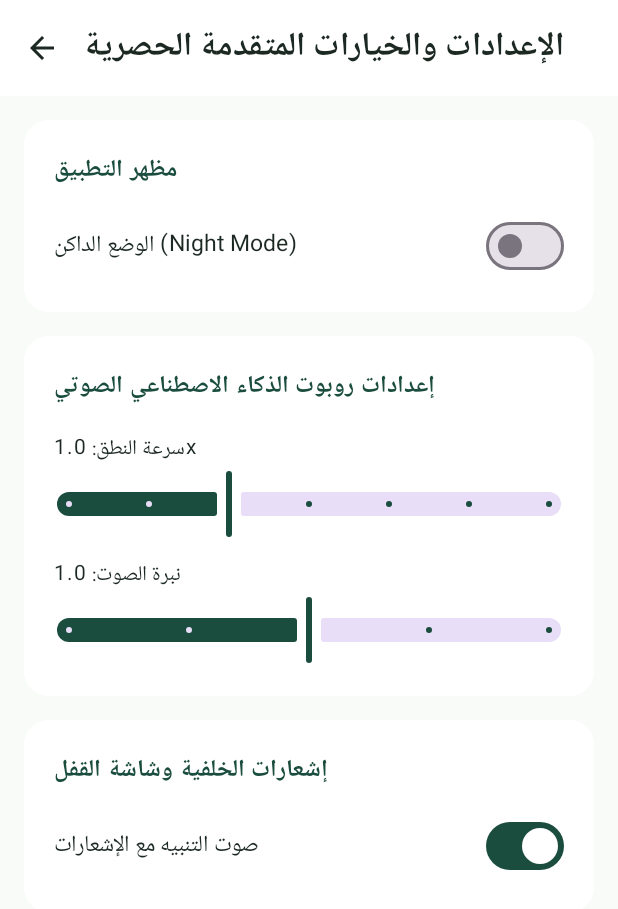
After one commit to MohammedAlhazmiai/remoazkar, an Android app built with Jetpack Compose: the AdvancedSettingsScreen screen opened through its navigation route, on a phone screen of 412 x 824 dp. The commit adds this screen. Shown: the top 909 px of the screen. Run offline under Robolectric (Android 15) with nearby library versions, the phone set to English and light mode, and no system bars.

Commit message:
Add advanced settings, custom notification times, and TTS speech rate controls

```diff
--- a/app/src/main/java/com/example/MainActivity.kt
+++ b/app/src/main/java/com/example/MainActivity.kt
@@ -30,6 +30,9 @@ class MainActivity : ComponentActivity() {
             val favorites by preferencesManager.favoritesFlow.collectAsState(initial = emptySet())
             val autoReminders by preferencesManager.autoRemindersFlow.collectAsState(initial = true)
             val reminderInterval by preferencesManager.reminderIntervalFlow.collectAsState(initial = 60)
+            val speechRate by preferencesManager.speechRateFlow.collectAsState(initial = 1.0f)
+            val speechPitch by preferencesManager.speechPitchFlow.collectAsState(initial = 1.0f)
+            val notificationSound by preferencesManager.notificationSoundFlow.collectAsState(initial = true)
 
             val navController = rememberNavController()
 
@@ -67,6 +70,9 @@ class MainActivity : ComponentActivity() {
                             onSpiritualCompanionClick = {
                                 navController.navigate("spiritual_companion")
                             },
+                            onAdvancedSettingsClick = {
+                                navController.navigate("advanced_settings")
+                            },
                             onSearchClick = {
                                 navController.navigate("search")
                             },
@@ -92,6 +98,35 @@ class MainActivity : ComponentActivity() {
                     }
                     composable("spiritual_companion") {
                         SpiritualCompanionScreen(
+                            onBackClick = { navController.popBackStack() }
+                        )
+                    }
+                    composable("advanced_settings") {
+                        AdvancedSettingsScreen(
+                            darkMode = darkMode,
+                            onToggleDarkMode = { enabled ->
+                                lifecycleScope.launch {
+                                    preferencesManager.setDarkMode(enabled)
+                                }
+                            },
+                            speechRate = speechRate,
+                            onSpeechRateChange = { rate ->
+                                lifecycleScope.launch {
+                                    preferencesManager.setSpeechRate(rate)
+                                }
+                            },
+                            speechPitch = speechPitch,
+                            onSpeechPitchChange = { pitch ->
+                                lifecycleScope.launch {
+                                    preferencesManager.setSpeechPitch(pitch)
+                                }
+                            },
+                            notificationSound = notificationSound,
+                            onToggleNotificationSound = { sound ->
+                                lifecycleScope.launch {
+                                    preferencesManager.setNotificationSound(sound)
+                                }
+                            },
                             onBackClick = { navController.popBackStack() }
                         )
                     }
--- a/app/src/main/java/com/example/data/PreferencesManager.kt
+++ b/app/src/main/java/com/example/data/PreferencesManager.kt
@@ -2,11 +2,7 @@ package com.example.data
 
 import android.content.Context
 import androidx.datastore.core.DataStore
-import androidx.datastore.preferences.core.Preferences
-import androidx.datastore.preferences.core.booleanPreferencesKey
-import androidx.datastore.preferences.core.edit
-import androidx.datastore.preferences.core.intPreferencesKey
-import androidx.datastore.preferences.core.stringSetPreferencesKey
+import androidx.datastore.preferences.core.*
 import androidx.datastore.preferences.preferencesDataStore
 import kotlinx.coroutines.flow.Flow
 import kotlinx.coroutines.flow.map
@@ -20,6 +16,10 @@ class PreferencesManager(private val context: Context) {
         val AUTO_REMINDERS_KEY = booleanPreferencesKey("auto_reminders")
         val REMINDER_INTERVAL_KEY = intPreferencesKey("reminder_interval")
         val TASBEEH_TOTAL_KEY = intPreferencesKey("tasbeeh_total")
+        val SPEECH_RATE_KEY = floatPreferencesKey("speech_rate")
+        val SPEECH_PITCH_KEY = floatPreferencesKey("speech_pitch")
+        val NOTIFICATION_SOUND_KEY = booleanPreferencesKey("notification_sound")
+        val CUSTOM_TIME_KEY = stringSetPreferencesKey("custom_times")
     }
 
     val darkModeFlow: Flow<Boolean> = context.dataStore.data
@@ -32,10 +32,19 @@ class PreferencesManager(private val context: Context) {
         .map { preferences -> preferences[AUTO_REMINDERS_KEY] ?: true }
 
     val reminderIntervalFlow: Flow<Int> = context.dataStore.data
-        .map { preferences -> preferences[REMINDER_INTERVAL_KEY] ?: 60 } // minutes
+        .map { preferences -> preferences[REMINDER_INTERVAL_KEY] ?: 60 }
 
     val tasbeehTotalFlow: Flow<Int> = context.dataStore.data
         .map { preferences -> preferences[TASBEEH_TOTAL_KEY] ?: 0 }
+
+    val speechRateFlow: Flow<Float> = context.dataStore.data
+        .map { preferences -> preferences[SPEECH_RATE_KEY] ?: 1.0f }
+
+    val speechPitchFlow: Flow<Float> = context.dataStore.data
+        .map { preferences -> preferences[SPEECH_PITCH_KEY] ?: 1.0f }
+
+    val notificationSoundFlow: Flow<Boolean> = context.dataStore.data
+        .map { preferences -> preferences[NOTIFICATION_SOUND_KEY] ?: true }
 
     suspend fun setDarkMode(enabled: Boolean) {
         context.dataStore.edit { preferences ->
@@ -71,4 +80,22 @@ class PreferencesManager(private val context: Context) {
             preferences[TASBEEH_TOTAL_KEY] = total
         }
     }
+
+    suspend fun setSpeechRate(rate: Float) {
+        context.dataStore.edit { preferences ->
+            preferences[SPEECH_RATE_KEY] = rate
+        }
+    }
+
+    suspend fun setSpeechPitch(pitch: Float) {
+        context.dataStore.edit { preferences ->
+            preferences[SPEECH_PITCH_KEY] = pitch
+        }
+    }
+
+    suspend fun setNotificationSound(enabled: Boolean) {
+        context.dataStore.edit { preferences ->
+            preferences[NOTIFICATION_SOUND_KEY] = enabled
+        }
+    }
 }
--- /dev/null
+++ b/app/src/main/java/com/example/ui/screens/AdvancedSettingsScreen.kt
@@ -0,0 +1,128 @@
+package com.example.ui.screens
+
+import androidx.compose.foundation.layout.*
+import androidx.compose.foundation.lazy.LazyColumn
+import androidx.compose.foundation.shape.RoundedCornerShape
+import androidx.compose.material.icons.Icons
+import androidx.compose.material.icons.automirrored.filled.ArrowBack
+import androidx.compose.material.icons.filled.*
+import androidx.compose.material3.*
+import androidx.compose.runtime.*
+import androidx.compose.ui.Alignment
+import androidx.compose.ui.Modifier
+import androidx.compose.ui.platform.testTag
+import androidx.compose.ui.text.font.FontWeight
+import androidx.compose.ui.unit.dp
+import androidx.compose.ui.unit.sp
+
+@OptIn(ExperimentalMaterial3Api::class)
+@Composable
+fun AdvancedSettingsScreen(
+    darkMode: Boolean,
+    onToggleDarkMode: (Boolean) -> Unit,
+    speechRate: Float,
+    onSpeechRateChange: (Float) -> Unit,
+    speechPitch: Float,
+    onSpeechPitchChange: (Float) -> Unit,
+    notificationSound: Boolean,
+    onToggleNotificationSound: (Boolean) -> Unit,
+    onBackClick: () -> Unit
+) {
+    Scaffold(
+        topBar = {
+            TopAppBar(
+                title = { Text("الإعدادات والخيارات المتقدمة الحصرية", fontWeight = FontWeight.Bold) },
+                navigationIcon = {
+                    IconButton(onClick = onBackClick, modifier = Modifier.testTag("back_button")) {
+                        Icon(Icons.AutoMirrored.Filled.ArrowBack, contentDescription = "رجوع")
+                    }
+                },
+                colors = TopAppBarDefaults.topAppBarColors(containerColor = MaterialTheme.colorScheme.surface)
+            )
+        }
+    ) { paddingVals ->
+        LazyColumn(
+            modifier = Modifier
+                .fillMaxSize()
+                .padding(paddingVals)
+                .padding(16.dp),
+            verticalArrangement = Arrangement.spacedBy(16.dp)
+        ) {
+            // Theme & Display
+            item {
+                Card(
+                    modifier = Modifier.fillMaxWidth(),
+                    shape = RoundedCornerShape(16.dp),
+                    colors = CardDefaults.cardColors(containerColor = MaterialTheme.colorScheme.surface)
+                ) {
+                    Column(modifier = Modifier.padding(20.dp)) {
+                        Text("مظهر التطبيق", fontWeight = FontWeight.Bold, fontSize = 16.sp, color = MaterialTheme.colorScheme.primary)
+                        Spacer(modifier = Modifier.height(12.dp))
+                        Row(
+                            modifier = Modifier.fillMaxWidth(),
+                            horizontalArrangement = Arrangement.SpaceBetween,
+                            verticalAlignment = Alignment.CenterVertically
+                        ) {
+                            Text("الوضع الداكن (Night Mode)", fontSize = 15.sp)
+                            Switch(checked = darkMode, onCheckedChange = onToggleDarkMode)
+                        }
+                    }
+                }
+            }
+
+            // AI Voice Robot Settings
+            item {
+                Card(
+                    modifier = Modifier.fillMaxWidth(),
+                    shape = RoundedCornerShape(16.dp),
+                    colors = CardDefaults.cardColors(containerColor = MaterialTheme.colorScheme.surface)
+                ) {
+                    Column(modifier = Modifier.padding(20.dp)) {
+                        Text("إعدادات روبوت الذكاء الاصطناعي الصوتي", fontWeight = FontWeight.Bold, fontSize = 16.sp, color = MaterialTheme.colorScheme.primary)
+                        Spacer(modifier = Modifier.height(16.dp))
+
+                        Text("سرعة النطق: ${String.format("%.1f", speechRate)}x", fontSize = 14.sp)
+                        Slider(
+                            value = speechRate,
+                            onValueChange = onSpeechRateChange,
+                            valueRange = 0.5f..2.0f,
+                            steps = 5
+                        )
+
+                        Spacer(modifier = Modifier.height(12.dp))
+
+                        Text("نبرة الصوت: ${String.format("%.1f", speechPitch)}", fontSize = 14.sp)
+                        Slider(
+                            value = speechPitch,
+                            onValueChange = onSpeechPitchChange,
+                            valueRange = 0.5f..1.5f,
+                            steps = 3
+                        )
+                    }
+                }
+            }
+
+            // Notifications & Sound
+            item {
+                Card(
+                    modifier = Modifier.fillMaxWidth(),
+                    shape = RoundedCornerShape(16.dp),
+                    colors = CardDefaults.cardColors(containerColor = MaterialTheme.colorScheme.surface)
+                ) {
+                    Column(modifier = Modifier.padding(20.dp)) {
+                        Text("إشعارات الخلفية وشاشة القفل", fontWeight = FontWeight.Bold, fontSize = 16.sp, color = MaterialTheme.colorScheme.primary)
+                        Spacer(modifier = Modifier.height(12.dp))
+                        Row(
+                            modifier = Modifier.fillMaxWidth(),
+                            horizontalArrangement = Arrangement.SpaceBetween,
+                            verticalAlignment = Alignment.CenterVertically
+                        ) {
+                            Text("صوت التنبيه مع الإشعارات", fontSize = 15.sp)
+                            Switch(checked = notificationSound, onCheckedChange = onToggleNotificationSound)
+                        }
+                    }
+                }
+            }
+        }
+    }
+}
--- a/app/src/main/java/com/example/ui/screens/HomeScreen.kt
+++ b/app/src/main/java/com/example/ui/screens/HomeScreen.kt
@@ -33,6 +33,7 @@ fun HomeScreen(
     onAudioAthkarClick: () -> Unit,
     onAiRobotClick: () -> Unit,
     onSpiritualCompanionClick: () -> Unit,
+    onAdvancedSettingsClick: () -> Unit,
     onSearchClick: () -> Unit,
     onFavoritesClick: () -> Unit
 ) {
@@ -59,6 +60,9 @@ fun HomeScreen(
                     }
                 },
                 actions = {
+                    IconButton(onClick = onAdvancedSettingsClick, modifier = Modifier.testTag("settings_button")) {
+                        Icon(Icons.Default.Settings, contentDescription = "الإعدادات")
+                    }
                     IconButton(onClick = onFavoritesClick, modifier = Modifier.testTag("favorites_button")) {
                         Icon(Icons.Default.Favorite, contentDescription = "المفضلة", tint = MaterialTheme.colorScheme.secondary)
                     }
```
Also changed, not shown: 1 other file.
